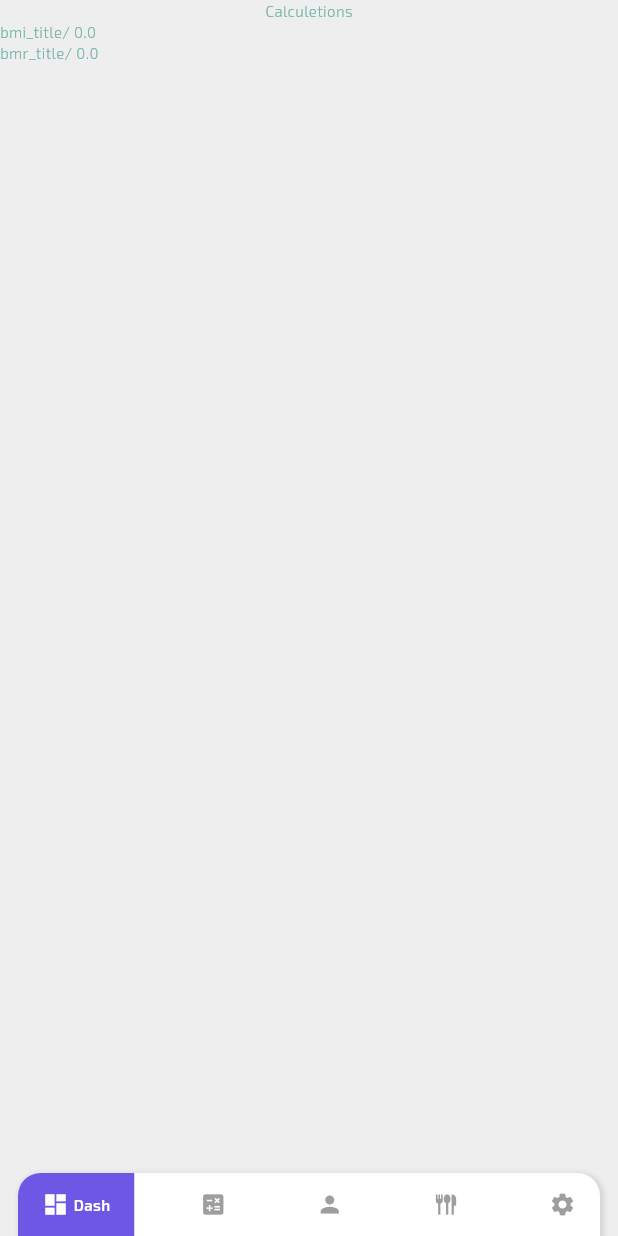
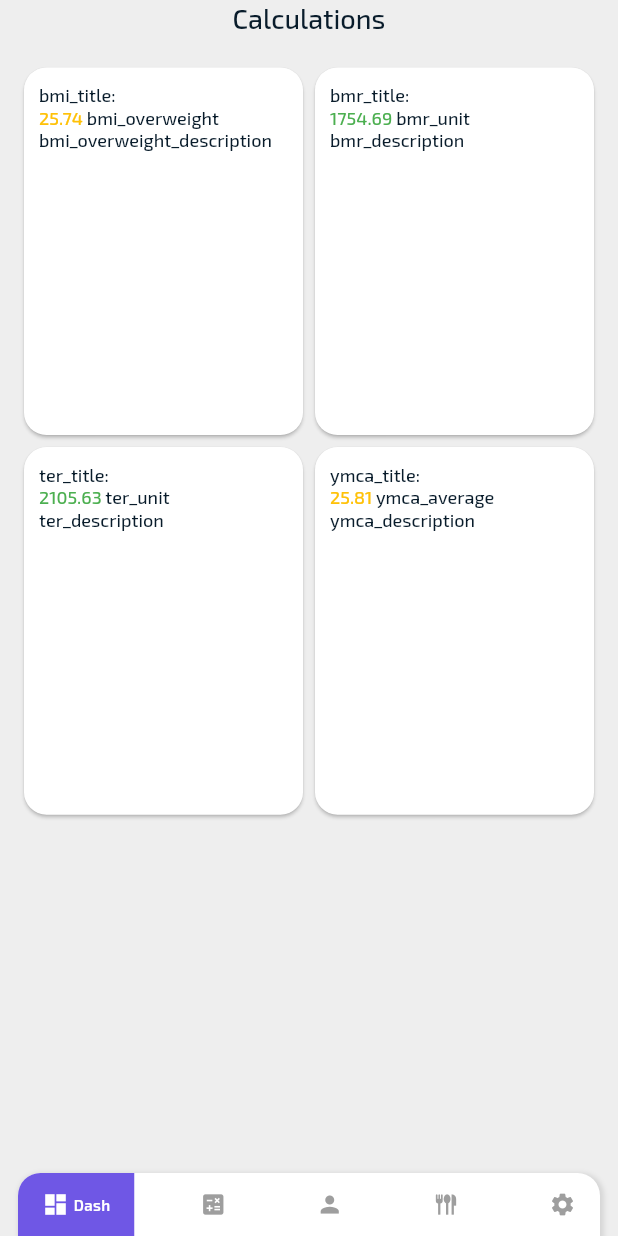
Before and after one commit to RafalSiuta/fitnumbers, a Flutter app: the screen it shows after launch, swiped to page 2, on a phone screen of 412 x 824 dp. Run offline on Flutter 3.47's test engine with Material 2 defaults, Android fonts, the phone set to English and light mode, and no system bars; drawn by our look-alikes of google_nav_bar; our stand-ins replace carousel_slider, flutter_staggered_animations, font_awesome_flutter, google_fonts, page_view_indicators, shared_preferences and 1 more.

Commit message:
1.Add userData object to hold all user data settings from profile page; 2.Add proxy provider to get access from profile settings and updating calculations; 3. update Calculations page UI, 4. working with calculation logic porvider;

```diff
--- a/lib/main.dart
+++ b/lib/main.dart
@@ -45,14 +45,16 @@ class FitNumbers extends StatelessWidget {
     return MultiProvider(
       providers: [
         ChangeNotifierProvider(
-          create: (context) => LogicProvider(),
+          create: (context) => ProfileProvider(),
+        ),
+        ChangeNotifierProxyProvider(
+          create: (context) => LogicProvider(Provider.of<ProfileProvider>(context, listen: false)),
+          update: (context, ProfileProvider profile, logic) => LogicProvider(profile),
         ),
         ChangeNotifierProvider(
           create: (context) => SettingsProvider(),
         ),
-        ChangeNotifierProvider(
-          create: (context) => ProfileProvider(),
-        ),
+
         ChangeNotifierProvider(
           create: (context) => WelcomeProvider(),
         ),
--- a/lib/model/calculation_model/calculation_model.dart
+++ b/lib/model/calculation_model/calculation_model.dart
@@ -45,7 +45,8 @@ class CalculationModel {
         'description': description,
         'long_description': longDescription,
         'is_favorite': isFavorite,
-        'img_path': imagePath
+        'img_path': imagePath,
+        'info_color': infoColor
       };
 
   CalculationModel.fromJson(Map<String, dynamic> json)
@@ -58,5 +59,6 @@ class CalculationModel {
         description = json['description'],
         longDescription = json['long_description'],
         isFavorite = json['is_favorite'] as bool,
+        infoColor = json['info_color'] as Color,
         imagePath = json['img_path'];
 }
--- a/lib/model/user_data_model/user_data_model.dart
+++ b/lib/model/user_data_model/user_data_model.dart
@@ -1,8 +1,54 @@
-
+// UserDataModel(
+//     {this.gender,
+//     this.activity,
+//     this.age,
+//     this.weight,
+//     this.height,
+//     this.waist,
+//     this.hips,
+//     this.neck,
+//     this.benchPressPower,
+//     this.squatPower,
+//     this.deadLiftPower,
+//     this.proteinPercent,
+//     this.carbPercent,
+//     this.fatPercent});
+//
+//  bool? gender;
+//  int? activity;
+//  double? age;
+//  double? weight;
+//  double? height;
+//  double? waist;
+//  double? hips;
+//  double? neck;
+//  double? benchPressPower;
+//  double? squatPower;
+//  double? deadLiftPower;
+//  double? proteinPercent;
+//  double? carbPercent;
+//  double? fatPercent;
+//
+// Map<String, dynamic> toJson() => {
+//   "gender": gender,
+//   "activity": activity,
+//   "age": age,
+//   "weight": weight,
+//   "height": height,
+// "waist": waist,
+// "hips": hips,
+// "neck": neck,
+// "bench_press_power": benchPressPower,
+// "squat_power": squatPower,
+// "dead_lift_power": deadLiftPower,
+// "protein_percent": proteinPercent,
+// "carb_percent": carbPercent,
+// "fat_percent": fatPercent
+// };
 class UserDataModel {
 
-  UserDataModel(
-      {this.gender,
+  UserDataModel({
+        this.gender,
     this.activity,
     this.age,
     this.weight,
@@ -31,22 +77,4 @@ class UserDataModel {
  double? proteinPercent;
  double? carbPercent;
  double? fatPercent;
-
-  Map<String, dynamic> toJson() => {
-    "gender": gender,
-    "activity": activity,
-    "age": age,
-    "weight": weight,
-    "height": height,
-  "waist": waist,
-  "hips": hips,
-  "neck": neck,
-  "bench_press_power": benchPressPower,
-  "squat_power": squatPower,
-  "dead_lift_power": deadLiftPower,
-  "protein_percent": proteinPercent,
-  "carb_percent": carbPercent,
-  "fat_percent": fatPercent
-  };
-
 }
--- a/lib/providers/logic_provider/logic_provider.dart
+++ b/lib/providers/logic_provider/logic_provider.dart
@@ -3,14 +3,21 @@ import 'dart:math';
 import 'package:flutter/material.dart';
 import '../../model/calculation_model/calculation_model.dart';
 import '../../model/chart_model/chart_model.dart';
-import '../../model/user_data_model/user_data_model.dart';
+import '../profile_provider/profile_provider.dart';
 
 class LogicProvider extends ChangeNotifier {
 
-  LogicProvider(){
+  LogicProvider( this.profile){
     updateCalculationList();
   }
-  UserDataModel userData = UserDataModel();
+
+  //TODO:  load chart database in calculations logic
+
+  //TODO: add settings provider calculation options, and add to proxyProvider
+
+
+
+  ProfileProvider profile;
 
   List<CalculationModel> _numbersList = [];
 
@@ -18,7 +25,10 @@ class LogicProvider extends ChangeNotifier {
     List<CalculationModel> list = [
       bmiResult(),
       bmrResult(),
+      terResult(),
+      ymcaResult()
     ];
+    notifyListeners();
     return list;
   }
 
@@ -32,6 +42,28 @@ class LogicProvider extends ChangeNotifier {
   }
 
   int get numbersListCounter => _numbersList.length;
+
+  //warning color setter:
+  Color checkWarning(int status){
+    Color? infoColor;
+    infoColor ??= Colors.green;
+    switch(status){
+      case 0:
+        infoColor = Colors.green;
+
+        break;
+      case 1:
+        infoColor = Colors.amber;
+
+        break;
+      case 2:
+        infoColor = Colors.red;
+
+        break;
+    }
+    notifyListeners();
+    return infoColor;
+  }
 
   // num selectedWeight() {
   //   num weight = 0;
@@ -57,7 +89,7 @@ class LogicProvider extends ChangeNotifier {
   CalculationModel bmiResult({List<ChartModel>? chart}) {
     CalculationModel bmi = CalculationModel();
     try {
-      bmi.value = userData.weight! / pow((userData.height! / 100), 2);
+      bmi.value = profile.userData.weight! / pow((profile.userData.height! / 100), 2);
     } catch (e) {
       //default value:
       bmi.value = 0;
@@ -65,23 +97,23 @@ class LogicProvider extends ChangeNotifier {
       if (bmi.value! < 18.5) {
         bmi.unit = 'bmi_underweight';
         bmi.description = 'bmi_underweight_description';
-        bmi.infoColor = Colors.redAccent;
+        bmi.infoColor = checkWarning( 2);
       } else if (bmi.value! >= 18.5 && bmi.value! <= 24.0) {
         bmi.unit = 'bmi_healthy_weight';
         bmi.description = 'bmi_healthy_weight_description';
-        //bmi.infoColor = colorLightingColorDark;
+        bmi.infoColor = checkWarning( 0);
       } else if (bmi.value! >= 24.0 && bmi.value! <= 24.99) {
         bmi.unit = 'bmi_ideal_weight';
         bmi.description = 'bmi_ideal_weight_description';
-        //bmi.infoColor = colorLightingColorDark;
+        bmi.infoColor = checkWarning( 0);
       } else if (bmi.value! >= 24.99 && bmi.value! <= 29.99) {
         bmi.unit = 'bmi_overweight';
         bmi.description = 'bmi_overweight_description';
-        bmi.infoColor = Colors.yellow;
+        bmi.infoColor = checkWarning( 1);
       } else if (bmi.value! >= 30) {
         bmi.unit = 'bmi_obese';
         bmi.description = 'bmi_obese_description';
-        bmi.infoColor = Colors.redAccent;
+        bmi.infoColor = checkWarning( 2);
       }
 
       bmi.symbol = 'N';
@@ -92,18 +124,19 @@ class LogicProvider extends ChangeNotifier {
       bmi.formulaFemale = "";
       bmi.chartList = chart; //bmiChart;
       bmi.imagePath = imagePath('male_index', 'female_index');
+
     }
-
+    notifyListeners();
     return bmi;
   }
 
   CalculationModel bmrResult({List<ChartModel>? chart}) {
     CalculationModel bmr = CalculationModel();
     try {
-      if (userData.gender == true) {
-        bmr.value = 66.47 + (13.75 * userData.weight!) + (5 * userData.height!) - (6.75 * userData.age!);
+      if (profile.userData.gender == true) {
+        bmr.value = 66.47 + (13.75 * profile.userData.weight!) + (5 * profile.userData.height!) - (6.75 * profile.userData.age!);
       } else {
-        bmr.value = 665.09 + (9.56 * userData.weight!) + (1.85 * userData.height!) - (4.67 * userData.age!);
+        bmr.value = 665.09 + (9.56 * profile.userData.weight!) + (1.85 * profile.userData.height!) - (4.67 * profile.userData.age!);
       }
     } catch (e) {
       bmr.value = 0;
@@ -119,118 +152,132 @@ class LogicProvider extends ChangeNotifier {
       'BMR = 665.09 + (9.56 * W ) + (1.85 * H) - (4.67 * A)';
       bmr.chartList = chart; //bmrChart;
       bmr.imagePath = imagePath('male_food', 'female_food');
-      //displayColorValue = colorLightingColorDark;
+      bmr.infoColor = checkWarning(0);
+      notifyListeners();
     }
-
+    notifyListeners();
     return bmr;
   }
 
-  // CalculationModel terResult({List<ChartModel> chart}) {
-  //   try {
-  //     if (gender == true) {
-  //       _ter.value = 66.47 + (13.75 * weight) + (5 * height) - (6.75 * age);
-  //     } else {
-  //       _ter.value = 665.09 + (9.56 * weight) + (1.85 * height) - (4.67 * age);
-  //     }
-  //     switch (activity) {
-  //       case 0:
-  //         _ter.value = _ter.value * 1.2;
-  //         break;
-  //       case 1:
-  //         _ter.value = _ter.value * 1.4;
-  //         break;
-  //       case 2:
-  //         _ter.value = _ter.value * 1.6;
-  //         break;
-  //       case 3:
-  //         _ter.value = _ter.value * 1.75;
-  //         break;
-  //       case 4:
-  //         _ter.value = _ter.value * 1.9;
-  //         break;
-  //     }
-  //   } catch (e) {
-  //     _ter.value = 0;
-  //   } finally {
-  //     _ter.symbol = 'A';
-  //     _ter.shortTitle = 'TER';
-  //     _ter.title = 'ter_title';
-  //     _ter.unit = 'ter_unit';
-  //     _ter.description = 'ter_description';
-  //     _ter.longDescription = 'ter_long_description';
-  //     _ter.formulaMale =
-  //     'BMR = 66.47 + (13.75 * W ) + (5 * H) - (6.75 * A) \n TER = BMR * AC ';
-  //     _ter.formulaFemale =
-  //     'BMR = 665.09 + (9.56 * W ) + (1.85 * H) - (4.67 * A) \n TER = BMR * AC ';
-  //     _ter.chartList = chart;
-  //     displayColorValue = colorLightingColorDark;
-  //     _ter.imagePath = imagePath('male_food_prot', 'female_food_fat');
-  //   }
+  CalculationModel terResult({List<ChartModel>? chart}) {
+    CalculationModel ter = CalculationModel();
+    try {
+      if (profile.userData.gender == true) {
+        ter.value = 66.47 + (13.75 * profile.userData.weight!) + (5 * profile.userData.height!) - (6.75 * profile.userData.age!);
+      } else {
+        ter.value = 665.09 + (9.56 * profile.userData.weight!) + (1.85 * profile.userData.height!) - (4.67 * profile.userData.age!);
+      }
+      switch (profile.userData.activity) {
+        case 0:
+          ter.value = ter.value! * 1.2;
+          break;
+        case 1:
+          ter.value = ter.value! * 1.4;
+          break;
+        case 2:
+          ter.value = ter.value! * 1.6;
+          break;
+        case 3:
+          ter.value = ter.value! * 1.75;
+          break;
+        case 4:
+          ter.value = ter.value! * 1.9;
+          break;
+      }
+    } catch (e) {
+      ter.value = 0;
+    } finally {
+      ter.symbol = 'A';
+      ter.shortTitle = 'TER';
+      ter.title = 'ter_title';
+      ter.unit = 'ter_unit';
+      ter.description = 'ter_description';
+      ter.longDescription = 'ter_long_description';
+      ter.formulaMale =
+      'BMR = 66.47 + (13.75 * W ) + (5 * H) - (6.75 * A) \n TER = BMR * AC ';
+      ter.formulaFemale =
+      'BMR = 665.09 + (9.56 * W ) + (1.85 * H) - (4.67 * A) \n TER = BMR * AC ';
+      ter.chartList = chart;
+      ter.infoColor = checkWarning(0);
+      ter.imagePath = imagePath('male_food_prot', 'female_food_fat');
+      notifyListeners();
+    }
+
+    return ter;
+  }
   //
-  //   return _ter;
-  // }
-  //
-  // CalculationModel ymcaResult({List<ChartModel> chart}) {
-  //   try {
-  //     if (gender == true) {
-  //       //MALE
-  //       _ymca.value =
-  //           ((1.634 * waist - 0.1804 * weight - 98.42) / 2.2 * weight) / 100;
-  //     } else {
-  //       //FEMALE
-  //       _ymca.value =
-  //           ((1.643 * waist - 0.1804 * weight - 76.76) / 2.2 * weight) / 100;
-  //     }
-  //   } catch (e) {
-  //     _ymca.value = 7;
-  //   } finally {
-  //     if (gender == true) {
-  //       if (_ymca.value >= 3 && _ymca.value <= 5) {
-  //         _ymca.unit = 'ymca_essential_fat';
-  //       } else if (_ymca.value >= 6 && _ymca.value <= 14) {
-  //         _ymca.unit = 'ymca_athletes';
-  //       } else if (_ymca.value > 14 && _ymca.value <= 18) {
-  //         _ymca.unit = 'ymca_fitness';
-  //       } else if (_ymca.value > 18 && _ymca.value <= 25) {
-  //         _ymca.unit = 'ymca_average';
-  //       } else if (_ymca.value > 25) {
-  //         _ymca.unit = 'ymca_obese';
-  //       }
-  //     } else {
-  //       if (_ymca.value >= 10 && _ymca.value <= 14) {
-  //         _ymca.unit = 'ymca_essential_fat';
-  //       } else if (_ymca.value > 14 && _ymca.value <= 21) {
-  //         _ymca.unit = 'ymca_athletes';
-  //       } else if (_ymca.value > 21 && _ymca.value <= 25) {
-  //         _ymca.unit = 'ymca_fitness';
-  //       } else if (_ymca.value > 25 && _ymca.value <= 32) {
-  //         _ymca.unit = 'ymca_average';
-  //       } else if (_ymca.value > 32) {
-  //         _ymca.unit = 'ymca_obese';
-  //       }
-  //     }
-  //
-  //     _ymca.symbol = 'H';
-  //     _ymca.title = 'ymca_title';
-  //     _ymca.shortTitle = 'YMCA';
-  //     _ymca.description = 'ymca_description';
-  //     _ymca.longDescription = 'ymca_long_description';
-  //     _ymca.formulaMale =
-  //     'YMCA = ((1.634 * Wa - 0.1804 * W - 98.42) / 2.2 * W) / 100 ';
-  //     _ymca.formulaFemale =
-  //     'YMCA = ((1.634 * Wa - 0.1804 * W - 76.76) / 2.2 * W) / 100  ';
-  //     _ymca.chartList = chart;
-  //     _ymca.imagePath = imagePath('male_index2', 'female_index2');
-  //     displayColorValue = colorLightingColorDark;
-  //   }
-  //
-  //   return this._ymca;
-  // }
+  CalculationModel ymcaResult({List<ChartModel>? chart}) {
+    CalculationModel ymca = CalculationModel();
+    try {
+      if (profile.userData.gender == true) {
+        //MALE
+        ymca.value =
+            ((1.634 * profile.userData.waist! - 0.1804 * profile.userData.weight! - 98.42) / 2.2 * profile.userData.weight!) / 100;
+      } else {
+        //FEMALE
+        ymca.value =
+            ((1.643 * profile.userData.waist! - 0.1804 * profile.userData.weight! - 76.76) / 2.2 * profile.userData.weight!) / 100;
+      }
+    } catch (e) {
+      ymca.value = 7;
+    } finally {
+      if (profile.userData.gender == true) {
+        if (ymca.value! >= 3 && ymca.value! <= 5) {
+          ymca.unit = 'ymca_essential_fat';
+          ymca.infoColor = checkWarning(0);
+        } else if (ymca.value! >= 6 && ymca.value! <= 14) {
+          ymca.unit = 'ymca_athletes';
+          ymca.infoColor = checkWarning(0);
+        } else if (ymca.value! > 14 && ymca.value! <= 18) {
+          ymca.unit = 'ymca_fitness';
+          ymca.infoColor = checkWarning(0);
+        } else if (ymca.value! > 18 && ymca.value! <= 25) {
+          ymca.unit = 'ymca_average';
+          ymca.infoColor = checkWarning(1);
+        } else if (ymca.value! > 25) {
+          ymca.unit = 'ymca_obese';
+          ymca.infoColor = checkWarning(2);
+        }
+      } else {
+        if (ymca.value! >= 10 && ymca.value! <= 14) {
+          ymca.unit = 'ymca_essential_fat';
+          ymca.infoColor = checkWarning(0);
+        } else if (ymca.value! > 14 && ymca.value! <= 21) {
+          ymca.unit = 'ymca_athletes';
+          ymca.infoColor = checkWarning(0);
+        } else if (ymca.value! > 21 && ymca.value! <= 25) {
+          ymca.unit = 'ymca_fitness';
+          ymca.infoColor = checkWarning(0);
+        } else if (ymca.value! > 25 && ymca.value! <= 32) {
+          ymca.unit = 'ymca_average';
+          ymca.infoColor = checkWarning(1);
+        } else if (ymca.value! > 32) {
+          ymca.unit = 'ymca_obese';
+          ymca.infoColor = checkWarning(2);
+        }
+      }
+
+      ymca.symbol = 'H';
+      ymca.title = 'ymca_title';
+      ymca.shortTitle = 'YMCA';
+      ymca.description = 'ymca_description';
+      ymca.longDescription = 'ymca_long_description';
+      ymca.formulaMale =
+      'YMCA = ((1.634 * Wa - 0.1804 * W - 98.42) / 2.2 * W) / 100 ';
+      ymca.formulaFemale =
+      'YMCA = ((1.634 * Wa - 0.1804 * W - 76.76) / 2.2 * W) / 100  ';
+      ymca.chartList = chart;
+      ymca.imagePath = imagePath('male_index2', 'female_index2');
+
+    }
+
+    return ymca;
+  }
   //
   // CalculationModel aymcaResult({List<ChartModel> chart}) {
   //   try {
   //     if (gender == true) {
-  //       _aymca.value = 495 /
+  //       _aymca.value! = 495 /
   //           (1.0324 -
   //               .19077 * (log(waist - neck) / log(10)) +
   //               .15456 * (log(height) / log(10))) -
@@ -876,7 +923,7 @@ class LogicProvider extends ChangeNotifier {
   // }
 
   String imagePath(String maleImagePath, String femaleImagePath) {
-    if (userData.gender == true) {
+    if (profile.userData.gender == true) {
       return maleImagePath;
     } else {
       return femaleImagePath;
--- a/lib/providers/profile_provider/profile_provider.dart
+++ b/lib/providers/profile_provider/profile_provider.dart
@@ -24,13 +24,12 @@ class ProfileProvider extends ChangeNotifier {
     getUserDataValues();
     getUserActivityValues();
     getUserNutritionValues();
-
-    print('${userData.gender}| ${userData.weight} | ${userData.height} | ${userData.age}');
+    getUserData();
   }
 
   final Prefs _prefs = Prefs();
 
-  UserDataModel userData = UserDataModel();
+
 
   //gender setup
   bool isGenderSelected = true;
@@ -38,11 +37,14 @@ class ProfileProvider extends ChangeNotifier {
   void onGenderSelect(bool sel){
     isGenderSelected = sel;
     _prefs.storeBool(userGenderKey, isGenderSelected);
+
     notifyListeners();
   }
 
+  //UserDataModel userData = UserDataModel();
   //user data sliders setup:
   UserBodyData usrData = UserBodyData();
+
   List userDataList = [];
 
   void setUserData( int index,{double? newValue,String? operator}) {
@@ -70,7 +72,7 @@ class ProfileProvider extends ChangeNotifier {
     isGenderSelected = await _prefs.restoreBool(userGenderKey, isGenderSelected);
     userDataList =
         await _prefs.restoreList(userBodyDataKey, userDataList) ?? userDataList;
-
+    getUserData();
     notifyListeners();
   }
 
@@ -91,6 +93,7 @@ class ProfileProvider extends ChangeNotifier {
     //carousel.carouselActivity = calcResult.activity;
 
     _prefs.storeInt(userActivityLevelKey, activityLevel);
+    getUserData();
     notifyListeners();
   }
 
@@ -99,6 +102,7 @@ class ProfileProvider extends ChangeNotifier {
         duration: const Duration(milliseconds: 400), curve: Curves.decelerate);
     //carousel.carouselActivity = calcResult.activity;
     _prefs.storeInt(userActivityLevelKey, activityLevel);
+    getUserData();
     notifyListeners();
   }
   //
@@ -109,6 +113,7 @@ class ProfileProvider extends ChangeNotifier {
     // carousel.carouselActivity = calcResult.activity;
    // print("User activity level value: ${activityLevel}");
     _prefs.storeInt(userActivityLevelKey, activityLevel);
+    getUserData();
     notifyListeners();
   }
 
@@ -124,7 +129,7 @@ class ProfileProvider extends ChangeNotifier {
       data.sliderValue = newValue!.roundToDouble();
     }
     _prefs.storeList(userActivityListKey, userPowerActivityList);
-    //getActivitySliderValues();
+    getUserActivityValues();
     notifyListeners();
   }
 
@@ -148,6 +153,7 @@ class ProfileProvider extends ChangeNotifier {
     userPowerActivityList =
         await _prefs.restoreList(userActivityListKey, userPowerActivityList) ??
         userPowerActivityList;
+    getUserData();
     notifyListeners();
   }
 
@@ -198,27 +204,60 @@ class ProfileProvider extends ChangeNotifier {
     if(isCustomNutrition == false){
       defaultNutritionChoice = await _prefs.restoreInt(defaultNutritionChoiceKey, defaultNutritionChoice);
 
-      userData.proteinPercent = userNutritionDefaultList[defaultNutritionChoice].protein;
-      userData.carbPercent = userNutritionDefaultList[defaultNutritionChoice].carbohydrate;
-      userData.fatPercent = userNutritionDefaultList[defaultNutritionChoice].fat;
-
-      print("User data from default nutrition ${userData.toJson()}");
     }else{
       userNutritionDataList =  await _prefs.restoreList(
           userNutritionListKey, userNutritionDataList);
-      //TODO: figure out values from int to double error:
-      userData.proteinPercent = userNutritionDataList[0].sliderValue.toDouble();
-      userData.carbPercent = userNutritionDataList[1].sliderValue.toDouble();
-      userData.fatPercent = userNutritionDataList[2].sliderValue.toDouble();
 
-      print("User data from CUSTOM nutrition ${userData.toJson()}");
+    }
+    getUserData();
+  notifyListeners();
+  }
+  UserDataModel userData = UserDataModel();
+  UserDataModel getUserData() {
+
+    List? data = [...userDataList,...userNutritionDataList, ...userPowerActivityList];
+
+    userData.gender = isGenderSelected;
+    userData.activity = activityLevel;
+
+    //print('ITEMS NUMBER ${data.length}');
+    for(int i = 0; i < data.length; i++){
+     // print('This is new list from all sliders - ${data[i].name}');
+      switch(data[i].name){
+        case 'age':
+          userData.age = data[i].sliderValue.toDouble();
+          break;
+        case 'weight':
+          userData.weight = data[i].sliderValue.toDouble();
+          break;
+        case 'height':
+          userData.height = data[i].sliderValue.toDouble();
+          break;
+        case 'waist':
+          userData.waist = data[i].sliderValue.toDouble();
+          break;
+        case 'hips':
+          userData.hips = data[i].sliderValue.toDouble();
+          break;
+        case 'neck':
+          userData.neck = data[i].sliderValue.toDouble();
+          break;
+      }
+    }
+    List? nutriData;
+    if(isCustomNutrition == false){
+      nutriData = userNutritionDataList;
+    }else{
+      nutriData = userNutritionDefaultList;
+    }
+    for(int i = 0; i < nutriData.length ; i++){
+      print('This is new list nutri data - ${data[i].name}');
     }
 
-  notifyListeners();
+
+
+    notifyListeners();
+    return userData;
   }
 
-  // UPDATE USER ALL USER DATA:
-  onUpdateUserData(){
-
-  }
 }
--- a/lib/screens/calculations_screen/calculation_screen.dart
+++ b/lib/screens/calculations_screen/calculation_screen.dart
@@ -1,4 +1,5 @@
 import 'package:flutter/material.dart';
+import 'package:flutter_staggered_animations/flutter_staggered_animations.dart';
 import 'package:provider/provider.dart';
 
 import '../../providers/logic_provider/logic_provider.dart';
@@ -15,19 +16,78 @@ class CalculationScreen extends StatefulWidget {
 class _CalculationScreenState extends State<CalculationScreen> {
   @override
   Widget build(BuildContext context) {
+    double fontSize = 12.0;
     return Consumer3<ProfileProvider, LogicProvider, SettingsProvider>(
         builder: (context, profile, logic, settings, child){
-          logic.userData = profile.userData;
+
       return Column(
         children: [
-          Text('Calculetions'),
+          Text('Calculations', style: Theme.of(context).textTheme.headlineMedium,),
           Expanded(
-              child: ListView.builder(
-              itemCount: logic.numbersListCounter,
-              itemBuilder: (context, index){
-            final listData = logic.mainNumbersList[index];
-            return Text('${listData.title}/ ${listData.value}');
-          }))
+              child:
+          GridView.count(
+              padding: const EdgeInsets.symmetric(horizontal: 12, vertical: 18),
+          physics: const BouncingScrollPhysics(
+          parent: AlwaysScrollableScrollPhysics()),
+          scrollDirection:Axis.vertical,
+          crossAxisSpacing: 0.0,
+          shrinkWrap: true,
+          mainAxisSpacing: 0.0,
+          crossAxisCount: 2,
+          childAspectRatio: 2.3 / 3,
+          children:
+          List.generate( logic.numbersListCounter, (index){
+          final listData = logic.mainNumbersList[index];
+          return AnimationConfiguration.staggeredGrid(
+          columnCount: 2,
+          position: index,
+          duration: const Duration(milliseconds: 500),
+          child: ScaleAnimation(
+          scale: 0.9,
+          child: FadeInAnimation(
+          child: Card(child:
+            Padding(
+              padding: const EdgeInsets.all(10.0),
+              child: Column(
+                mainAxisAlignment: MainAxisAlignment.start,
+                crossAxisAlignment: CrossAxisAlignment.start,
+                children: [
+                  Text('${listData.title}:', style: Theme.of(context).textTheme.headlineMedium!.copyWith(fontSize: fontSize),),
+                  RichText(text: TextSpan(
+                    text: '${listData.value!.toStringAsFixed(2)} ',
+                    style: Theme.of(context).textTheme.headlineMedium!.copyWith(color: listData.infoColor, fontSize: fontSize),
+                    children: <TextSpan>[
+                      TextSpan(
+                        text: listData.unit,
+                        style: Theme.of(context).textTheme.headlineMedium!.copyWith( fontSize: fontSize),
+                      )
+                    ]
+                  )),
+                  Text(listData.description!, style: Theme.of(context).textTheme.headlineMedium!.copyWith( fontSize: fontSize),),
+                ],
+              ),
+            ))),
+          ),
+          );
+          }
+          )),
+          ),
+          //     GridView.builder(
+          //     itemCount: logic.numbersListCounter,
+          //     itemBuilder: (context, index){
+          //   final listData = logic.mainNumbersList[index];
+          //
+          //   return Card(
+          //
+          //       child:
+          //   Column(
+          //     children: [
+          //       Text('${listData.title}:', style: Theme.of(context).textTheme.headlineMedium,),
+          //       Text(listData.value!.toStringAsFixed(2), style: Theme.of(context).textTheme.headlineMedium!.copyWith(color: listData.infoColor),),
+          //     ],
+          //   ));
+          // })
+         // )
         ],
       );
     });
--- a/lib/themes/theme_dark.dart
+++ b/lib/themes/theme_dark.dart
@@ -196,7 +196,7 @@ final themeDark = ThemeData(
               fontWeight: FontWeight.w500
           )),
     ),
-    actionIconTheme: const ActionIconThemeData(),//const IconThemeData(color: theme_4noteCardColor, size: 18),
+   // actionIconTheme: const ActionIconThemeData(),//const IconThemeData(color: theme_4noteCardColor, size: 18),
     iconTheme: const IconThemeData(color: theme_4indicatorColor, size: 18),
     switchTheme: SwitchThemeData(
 
--- a/lib/themes/theme_light.dart
+++ b/lib/themes/theme_light.dart
@@ -196,7 +196,7 @@ final themeLight = ThemeData(
               fontWeight: FontWeight.w500
           )),
     ),
-    actionIconTheme: const ActionIconThemeData(),//const IconThemeData(color: theme_4noteCardColor, size: 18),
+   // actionIconTheme: const ActionIconThemeData(),//const IconThemeData(color: theme_4noteCardColor, size: 18),
     iconTheme: const IconThemeData(color: theme_4indicatorColor, size: 18),
     switchTheme: SwitchThemeData(
 
```
Lines whose indentation alone changed are shown as unchanged.
